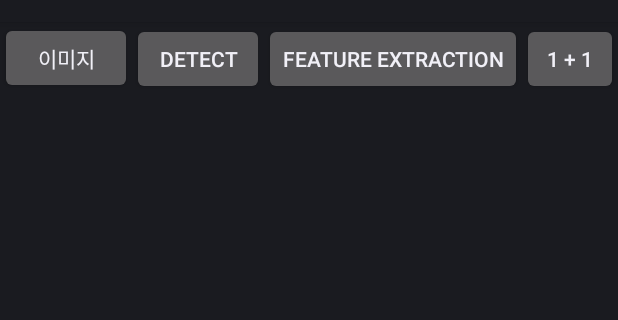
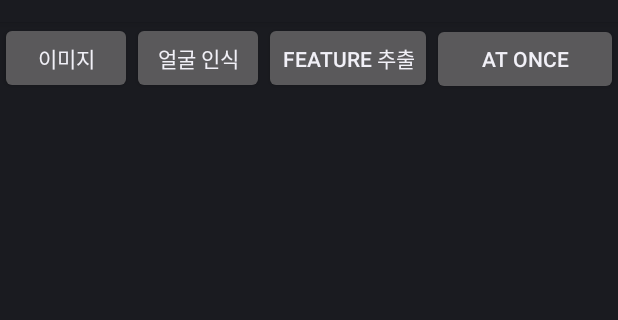
Before and after one commit to stevejaehyeok/ncnn-mtcnn-arcface-android, an Android app: the screen it shows after launch (MainActivity), on a phone screen of 412 x 824 dp, the part 62-382 px from its top. Run offline under Robolectric (Android 15) with nearby library versions, the phone set to English and light mode, and no system bars; network calls fail; 4 statements that could not run were skipped.

Commit message:
Arcface fully implemented and UI improved

```diff
--- a/app/src/main/java/com/revivers/mtcnn/MainActivity.java
+++ b/app/src/main/java/com/revivers/mtcnn/MainActivity.java
@@ -50,6 +50,7 @@ public class MainActivity extends Activity
 
     private TextView infoResult;
     private ImageView imageView;
+    private ImageView prevImageView;
     private Bitmap yourSelectedImage = null;
 
     //AppCompatEditText etMinFaceSize,etTestTimeCount,etThreadsNumber;
@@ -57,7 +58,7 @@ public class MainActivity extends Activity
     private int testTimeCount = 10;
     private int threadsNumber = 4;
 
-    private boolean maxFaceSetting = false;
+    private boolean maxFaceSetting = true;
 
     private MTCNN mtcnn = new MTCNN();
 
@@ -121,6 +122,7 @@ public class MainActivity extends Activity
 
         infoResult = (TextView) findViewById(R.id.infoResult);
         imageView = (ImageView) findViewById(R.id.imageView);
+        prevImageView = (ImageView) findViewById(R.id.prevImageView);
 
         Button buttonImage = (Button) findViewById(R.id.buttonImage);
         buttonImage.setOnClickListener(new View.OnClickListener() {
@@ -161,6 +163,7 @@ public class MainActivity extends Activity
 
                 long timeDetectFace = System.currentTimeMillis();
                 int faceInfo[] = null;
+
                 if(!maxFaceSetting) {
                     faceInfo = mtcnn.FaceDetect(imageDate, width, height, 4);
                     //Log.i(TAG, "检测所有人脸");
@@ -168,16 +171,23 @@ public class MainActivity extends Activity
                 else{
                     faceInfo = mtcnn.MaxFaceDetect(imageDate, width, height, 4);
                     //Log.i(TAG, "检测最大人脸");
+                }
+
+                try {
                     for(int i = 0; i < 14; i++) {
                         currentFaceInfo[i] = faceInfo[i+1];
                     }
+                } catch (ArrayIndexOutOfBoundsException e) {
+                    infoResult.setText("0 Face Detected");
+                    e.printStackTrace();
+                    return;
                 }
                 timeDetectFace = System.currentTimeMillis() - timeDetectFace;
                 //Log.i(TAG, "人脸平均检测时间："+timeDetectFace/testTimeCount);
 
                 if(faceInfo.length>1){
                     int faceNum = faceInfo[0];
-                    infoResult.setText("图宽："+width+"高："+height+"人脸平均检测时间："+timeDetectFace/testTimeCount+" 数目：" + faceNum);
+                    infoResult.setText("너비："+width+"     높이："+height+"     인식시간："+timeDetectFace/testTimeCount+"     얼굴 수：" + faceNum);
                     //Log.i(TAG, "图宽："+width+"高："+height+" 人脸数目：" + faceNum );
 
                     Bitmap drawBitmap = yourSelectedImage.copy(Bitmap.Config.ARGB_8888, true);
@@ -207,8 +217,8 @@ public class MainActivity extends Activity
             }
         });
 
-        Button buttonDetectGPU = (Button) findViewById(R.id.buttonExtract);
-        buttonDetectGPU.setOnClickListener(new View.OnClickListener() {
+        Button buttonExtract = (Button) findViewById(R.id.buttonExtract);
+        buttonExtract.setOnClickListener(new View.OnClickListener() {
             @Override
             public void onClick(View arg0) {
 
@@ -231,15 +241,15 @@ public class MainActivity extends Activity
                     for (int i = 0; i < feature.length; i++)
                         sim += feature[i] * prevFeature[i];
                     String result = Double.toString(sim);
-                    infoResult.setText(result);
+                    infoResult.setText("유사도 (vs 전 사진): " + result);
                 }
 
                 prevFeature = feature;
             }
         });
 
-        Button testButton = (Button) findViewById(R.id.testButton);
-        testButton.setOnClickListener(new View.OnClickListener() {
+        Button buttonAtOnce = (Button) findViewById(R.id.buttonAtOnce);
+        buttonAtOnce.setOnClickListener(new View.OnClickListener() {
             @Override
             public void onClick(View arg0) {
                 /*String result = squeezencnn.Add();
@@ -293,6 +303,8 @@ public class MainActivity extends Activity
     }
 
 
+    boolean isFirstImage = true;
+    Bitmap prevBitmap;
     @Override
     protected void onActivityResult(int requestCode, int resultCode, Intent data)
     {
@@ -310,11 +322,20 @@ public class MainActivity extends Activity
 
                     // resize to 227x227
                     //yourSelectedImage = Bitmap.createScaledBitmap(rgba, 227, 227, false);
-                    yourSelectedImage = Bitmap.createScaledBitmap(rgba, rgba.getHeight(), rgba.getWidth(), false);
+                    yourSelectedImage = Bitmap.createScaledBitmap(rgba, rgba.getWidth(), rgba.getHeight(), false);
 
                     rgba.recycle();
 
-                    imageView.setImageBitmap(bitmap);
+                    if(isFirstImage) {
+                        imageView.setImageBitmap(bitmap);
+                        prevBitmap = bitmap;
+                        isFirstImage = false;
+                    }
+                    else {
+                        prevImageView.setImageBitmap(prevBitmap);
+                        imageView.setImageBitmap(bitmap);
+                        prevBitmap = bitmap;
+                    }
                 }
             }
             catch (FileNotFoundException e)
--- a/app/src/main/res/layout/main.xml
+++ b/app/src/main/res/layout/main.xml
@@ -1,5 +1,5 @@
 <?xml version="1.0" encoding="utf-8"?>
-<LinearLayout xmlns:android="http://schemas.android.com/apk/res/android"
+<RelativeLayout xmlns:android="http://schemas.android.com/apk/res/android"
     android:orientation="vertical"
     android:layout_width="fill_parent"
     android:layout_height="fill_parent">
@@ -19,31 +19,41 @@
             android:id="@+id/buttonDetect"
             android:layout_width="wrap_content"
             android:layout_height="wrap_content"
-        android:text="detect" />
+            android:text="얼굴 인식" />
+
         <Button
             android:id="@+id/buttonExtract"
             android:layout_width="wrap_content"
             android:layout_height="wrap_content"
-        android:text="Feature Extraction" />
+            android:text="Feature 추출" />
 
         <Button
-            android:id="@+id/testButton"
+            android:id="@+id/buttonAtOnce"
             android:layout_width="wrap_content"
             android:layout_height="wrap_content"
             android:layout_weight="1"
-            android:text="1 + 1" />
+            android:text="At Once" />
     </LinearLayout>
 
     <TextView
         android:id="@+id/infoResult"
+        android:layout_marginTop="50dp"
         android:layout_width="fill_parent"
-        android:layout_height="wrap_content"
+        android:layout_height="39dp"
         android:text="" />
 
     <ImageView
         android:id="@+id/imageView"
+        android:layout_marginTop="90dp"
         android:layout_width="fill_parent"
         android:layout_height="fill_parent"
         android:layout_weight="1" />
 
-</LinearLayout>
+    <ImageView
+        android:id="@+id/prevImageView"
+        android:layout_width="150dp"
+        android:layout_height="150dp"
+        android:layout_alignBottom="@+id/imageView"
+        android:layout_alignRight="@+id/imageView"/>
+
+</RelativeLayout>
```
Also changed, not shown: 191 other files. Lines whose indentation alone changed are shown as unchanged.
